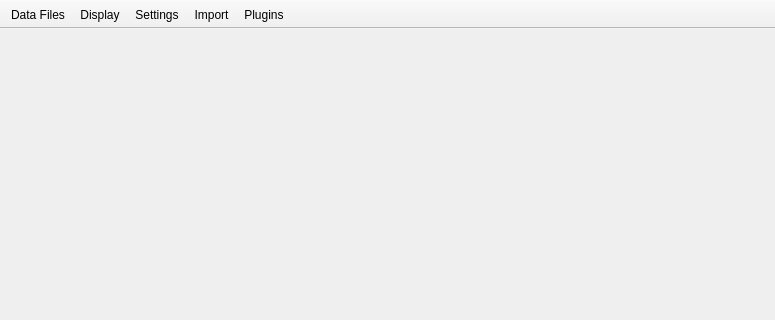
Above: apps/launcher/ui/mainwindow.ui from toddhow/openeden before the change; both pictures show x 0 to 775 and y 0 to 320 of the 775 by 635 pixel window. Below: the same form after it.
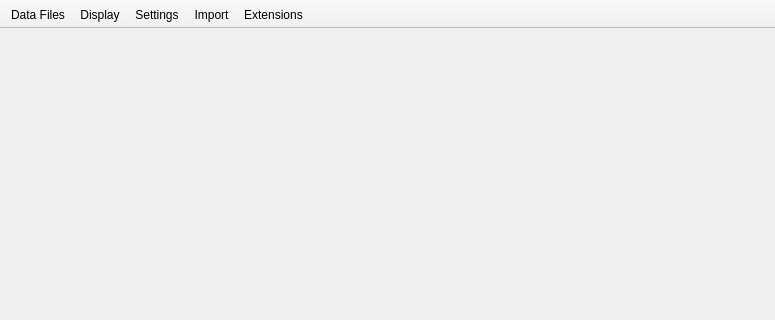
That is the form after the change. Icons and pictures are not drawn.

Commit message: Rename engine plugins to extensions (decision 0006)

Patch:
```diff
--- a/apps/launcher/ui/mainwindow.ui
+++ b/apps/launcher/ui/mainwindow.ui
@@ -100,7 +100,7 @@
    <addaction name="graphicsAction"/>
    <addaction name="settingsAction"/>
    <addaction name="importAction"/>
-   <addaction name="pluginsAction"/>
+   <addaction name="extensionsAction"/>
   </widget>
   <action name="dataAction">
    <property name="checkable">
@@ -153,7 +153,7 @@
     <string>Allows to tweak engine settings</string>
    </property>
   </action>
-  <action name="pluginsAction">
+  <action name="extensionsAction">
    <property name="checkable">
     <bool>true</bool>
    </property>
@@ -162,10 +162,10 @@
      <normaloff>.</normaloff>.</iconset>
    </property>
    <property name="text">
-    <string>Plugins</string>
+    <string>Extensions</string>
    </property>
    <property name="toolTip">
-    <string>Enable or disable plugins, which add native code to the game.</string>
+    <string>Enable or disable extensions, which add native code to the game.</string>
    </property>
   </action>
   <action name="importAction">
```
The commit also changes 276 other files.
